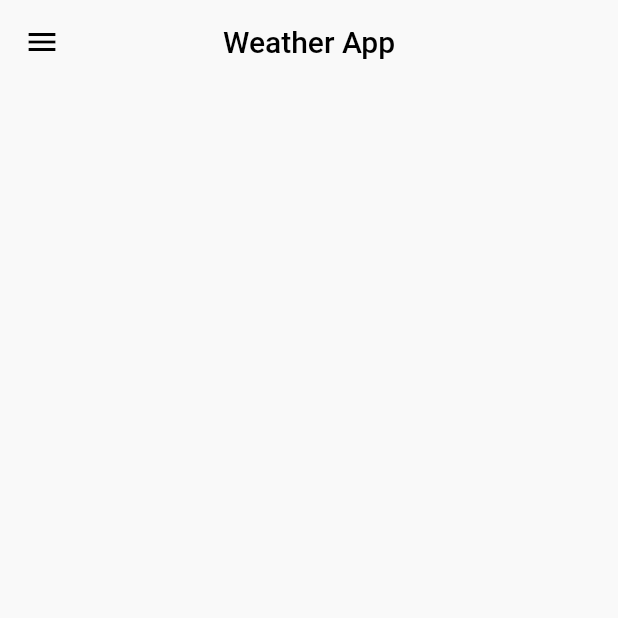
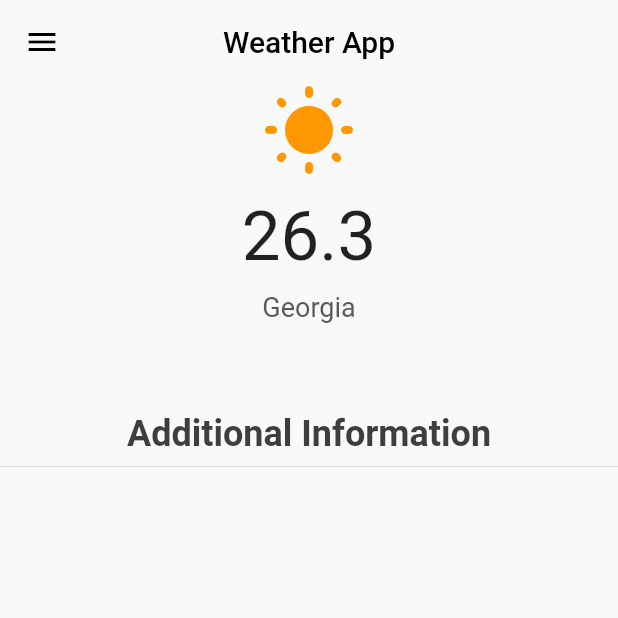
Before and after one commit to BerPGR/flutter-weather-app, a Flutter app: the screen it shows after launch, on a phone screen of 412 x 824 dp, the top half of it. Run offline on Flutter 3.47's test engine with Material 2 defaults, Android fonts, the phone set to English and light mode, and no system bars.

Commit message:
Created widget to auxiliate in the view

```diff
--- a/lib/main.dart
+++ b/lib/main.dart
@@ -1,4 +1,5 @@
 import 'package:flutter/material.dart';
+import 'package:weatherapp/views/current_weather.dart';
 
 void main() {
   runApp(const MyApp());
@@ -43,6 +44,26 @@ class _HomePageState extends State<HomePage> {
             ),
             onPressed: () {}),
       ),
+      body: Column(
+        crossAxisAlignment: CrossAxisAlignment.center,
+        children: [
+          currentWeather(Icons.wb_sunny_rounded, "26.3", "Georgia"),
+          SizedBox(
+            height: 60,
+          ),
+          Text(
+            "Additional Information",
+            style: TextStyle(
+                fontSize: 24,
+                color: Color(0xdd212121),
+                fontWeight: FontWeight.bold),
+          ),
+          Divider(),
+          SizedBox(
+            height: 20,
+          )
+        ],
+      ),
     );
   }
 }
--- /dev/null
+++ b/lib/views/current_weather.dart
@@ -0,0 +1,31 @@
+import 'package:flutter/material.dart';
+
+Widget currentWeather(IconData icon, String temp, String location) {
+  return Center(
+    child: Column(
+      crossAxisAlignment: CrossAxisAlignment.center,
+      mainAxisAlignment: MainAxisAlignment.center,
+      children: [
+        Icon(
+          icon,
+          color: Colors.orange,
+          size: 64,
+        ),
+        SizedBox(
+          height: 10,
+        ),
+        Text(
+          "$temp",
+          style: TextStyle(fontSize: 46),
+        ),
+        SizedBox(
+          height: 10,
+        ),
+        Text(
+          "$location",
+          style: TextStyle(fontSize: 18, color: Color(0xFF5a5a5a)),
+        ),
+      ],
+    ),
+  );
+}
```
